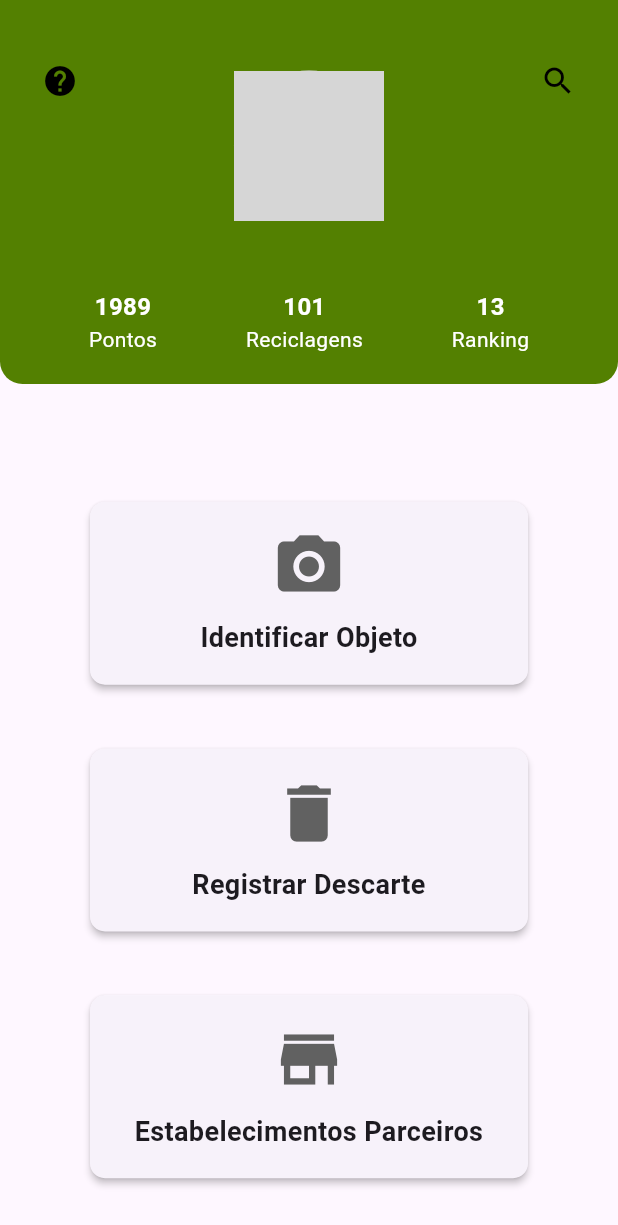
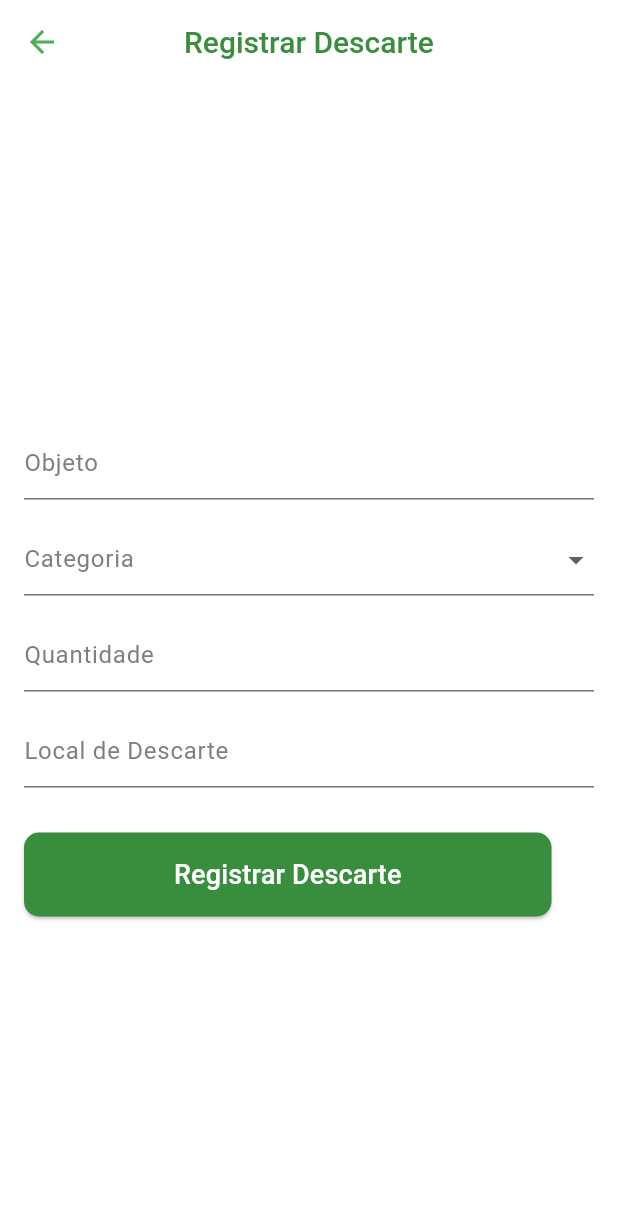
Before and after one commit to juhroque/reciclaqui, a Flutter app: the HomePage screen opened directly with empty values, after a tap on "Registrar Descarte", on a phone screen of 412 x 824 dp. Shown: the top 1225 px of the screen. Run offline on Flutter 3.47's test engine with Material 3 defaults, Android fonts, the phone set to English and light mode, and no system bars; grey boxes are pictures that could not be loaded.

Commit message:
PAGINA DE registrar descarte

```diff
--- a/lib/main.dart
+++ b/lib/main.dart
@@ -1,6 +1,7 @@
 import 'package:flutter/material.dart';
 import 'package:reciclaqui/pages/Home_Page.dart';
 import 'package:reciclaqui/pages/Login_Screen.dart';
+import 'package:reciclaqui/pages/Register_Discard.dart';
 import 'package:reciclaqui/pages/Signup_Screen.dart';
 import 'package:reciclaqui/pages/Welcome_Screen.dart';
 import 'package:reciclaqui/pages/Reason_Screen.dart';
@@ -25,6 +26,7 @@ class MyApp extends StatelessWidget {
         '/home': (context) => const HomePage(),
         '/reason': (context) => ReasonScreen(),
         '/partners': (context) => PartnersScreen(),
+        '/registerDiscard': (context) => RegisterDiscardPage(),
       },
     );
   }
--- a/lib/pages/Home_Page.dart
+++ b/lib/pages/Home_Page.dart
@@ -23,8 +23,8 @@ class HomePage extends StatelessWidget {
                   children: [
                     _buildCard('Identificar Objeto', Icons.camera_alt, 130, '',
                         context), //consegui deixar os cards do tamanho certo mudando indivualmente
-                    _buildCard(
-                        'Registrar Descarte', Icons.delete, 130, '', context),
+                    _buildCard('Registrar Descarte', Icons.delete, 130,
+                        '/registerDiscard', context),
                     _buildCard('Estabelecimentos Parceiros', Icons.store, 130,
                         '/partners', context),
                   ],
--- /dev/null
+++ b/lib/pages/Register_Discard.dart
@@ -0,0 +1,102 @@
+import 'package:flutter/material.dart';
+
+class RegisterDiscardPage extends StatelessWidget {
+  const RegisterDiscardPage({super.key});
+
+  @override
+  Widget build(BuildContext context) {
+    return Scaffold(
+      backgroundColor: const Color(0xFFFFFFFF),
+      appBar: _buildAppBar(context),
+      body: Center(
+        child: SingleChildScrollView(
+          child: _buildFormulario(context),
+        ),
+      ),
+    );
+  }
+
+
+  AppBar _buildAppBar(context) {
+    return AppBar(
+      backgroundColor: const Color(0xFFFFFFFF),
+      title: Text(
+        'Registrar Descarte',
+        style: TextStyle(
+          fontSize: 20,
+          fontWeight: FontWeight.w500,
+          color: Colors.green[700],
+        ),
+      ),
+      centerTitle: true,
+      leading: IconButton(
+        icon: const Icon(Icons.arrow_back, color: Colors.green),
+        onPressed: () {
+          Navigator.pop(context);
+        },
+      ),
+    );
+  }
+
+  Widget _buildFormulario(context) {
+    return Padding(
+      padding: EdgeInsets.all(16.0),
+      child: Column(
+        crossAxisAlignment: CrossAxisAlignment.start,
+        children: [
+          const SizedBox(height: 16),
+          TextField(
+            decoration: inputDecoration('Objeto'),
+          ),
+          const SizedBox(height: 16),
+          DropdownButtonFormField<String>(
+            items: [
+              DropdownMenuItem(
+                  value: 'Categoria 1', child: Text('Categoria 1')),
+              DropdownMenuItem(
+                  value: 'Categoria 2', child: Text('Categoria 2')),
+            ],
+            onChanged: (value) {},
+            decoration: inputDecoration('Categoria'),
+          ),
+          const SizedBox(height: 16),
+          TextField(
+            decoration: inputDecoration('Quantidade'),
+          ),
+          const SizedBox(height: 16),
+          TextField(
+            decoration: inputDecoration('Local de Descarte'),
+          ),
+          const SizedBox(height: 30),
+          ElevatedButton(
+            onPressed: () {
+              //TODO
+            },
+            style: ElevatedButton.styleFrom(
+              backgroundColor: Colors.green[700],
+              padding: EdgeInsets.symmetric(horizontal: 100, vertical: 15),
+              shape: RoundedRectangleBorder(
+                borderRadius: BorderRadius.circular(10),
+              ),
+            ),
+            child: Text('Registrar Descarte',
+                style: TextStyle(
+                  fontSize: 18,
+                  color: Colors.white,
+                )),
+          ),
+        ],
+      ),
+    );
+  }
+
+  InputDecoration inputDecoration(text) {
+    return InputDecoration(
+      labelText: text,
+      labelStyle: const TextStyle(color: Color(0xFF837E7E)),
+      floatingLabelBehavior: FloatingLabelBehavior.never,
+      contentPadding:
+          const EdgeInsets.only(bottom: 8), // Ajusta a posição do label
+    );
+  }
+}
```
